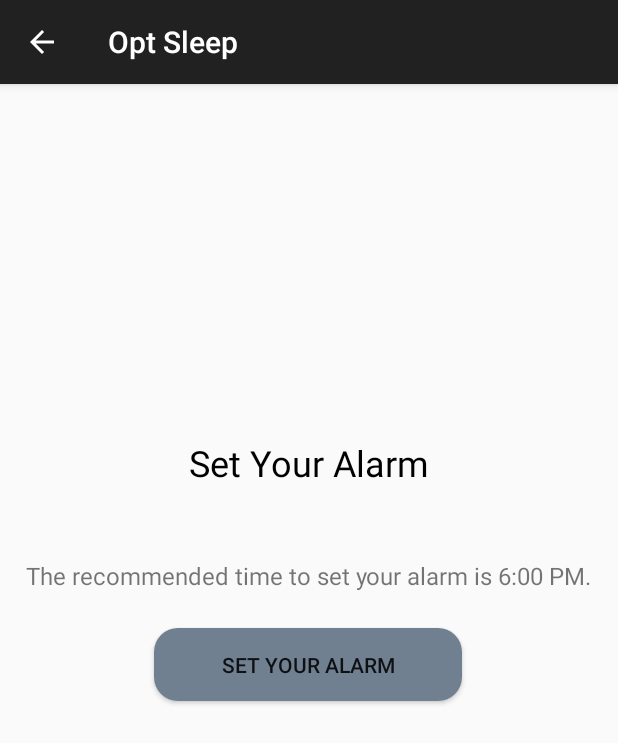
After one commit to Akhil8176/CS639-Team12, an Android app built with Jetpack Compose: the SmartAlarmActivity screen opened directly, with no data from a screen before it, on a phone screen of 412 x 824 dp. The commit adds this screen. Shown: the top 743 px of the screen. Run offline under Robolectric (Android 15) with nearby library versions, the light colour scheme and no system bars.

Commit message:
code update

```diff
--- a/OptSleep/app/build.gradle.kts
+++ b/OptSleep/app/build.gradle.kts
@@ -56,6 +56,7 @@ dependencies {
     implementation(libs.androidx.ui.tooling.preview)
     implementation(libs.androidx.material3)
     implementation(libs.androidx.appcompat)
+    implementation(libs.material)
     testImplementation(libs.junit)
     androidTestImplementation(libs.androidx.junit)
     androidTestImplementation(libs.androidx.espresso.core)
--- a/OptSleep/app/src/main/AndroidManifest.xml
+++ b/OptSleep/app/src/main/AndroidManifest.xml
@@ -20,6 +20,7 @@
         <meta-data
             android:name="com.google.android.gms.fitness.APP_ID"
             android:value="@string/google_app_id" />
+        <activity android:name=".SmartAlarmActivity"></activity>
         <activity android:name=".LoginActivity"></activity>
         <activity
             android:name=".MainActivity"
--- /dev/null
+++ b/OptSleep/app/src/main/java/com/sathvika/optsleep/SmartAlarmActivity.kt
@@ -0,0 +1,79 @@
+package com.sathvika.optsleep
+
+import android.annotation.SuppressLint
+import android.app.TimePickerDialog
+import android.os.Bundle
+import android.view.Menu
+import android.view.MenuItem
+import android.widget.Button
+import android.widget.TextView
+import android.widget.Toast
+import androidx.activity.enableEdgeToEdge
+import androidx.appcompat.app.AppCompatActivity
+import androidx.core.view.ViewCompat
+import androidx.core.view.WindowInsetsCompat
+import java.util.Calendar
+
+@Suppress("DEPRECATION")
+class SmartAlarmActivity : AppCompatActivity() {
+
+    @SuppressLint("SetTextI18n")
+    override fun onCreate(savedInstanceState: Bundle?) {
+        super.onCreate(savedInstanceState)
+        enableEdgeToEdge()
+        setContentView(R.layout.activity_smart_alarm)
+
+        ViewCompat.setOnApplyWindowInsetsListener(findViewById(R.id.main)) { v, insets ->
+            val systemBars = insets.getInsets(WindowInsetsCompat.Type.systemBars())
+            v.setPadding(systemBars.left, systemBars.top, systemBars.right, systemBars.bottom)
+            insets
+        }
+
+        val calendar = Calendar.getInstance()
+        val currentHour = calendar.get(Calendar.HOUR_OF_DAY)
+        val currentMinute = calendar.get(Calendar.MINUTE)
+
+        val recommendedHour = (currentHour + 8) % 24
+        val recommendedAmPm = if (recommendedHour < 12) "AM" else "PM"
+        val displayHour = if (recommendedHour == 0 || recommendedHour == 12) 12 else recommendedHour % 12
+
+
+        val recommendationText: TextView = findViewById(R.id.recommendationText)
+        recommendationText.text = "The recommended time to set your alarm is $displayHour:00 $recommendedAmPm."
+
+        val setAlarmButton: Button = findViewById(R.id.setAlarmButton)
+        setAlarmButton.setOnClickListener {
+            TimePickerDialog(
+                this,
+                { _, hour, minute ->
+                    val amPm = if (hour < 12) "AM" else "PM"
+                    val alarmHour = if (hour == 0 || hour == 12) 12 else hour % 12
+                    Toast.makeText(
+                        this,
+                        "Alarm set for $alarmHour:${minute.toString().padStart(2, '0')} $amPm",
+                        Toast.LENGTH_SHORT
+                    ).show()
+                },
+                currentHour,
+                currentMinute,
+                false // Use 12-hour format
+            ).show()
+        }
+    }
+
+    override fun onOptionsItemSelected(item: MenuItem): Boolean {
+        return when (item.itemId) {
+            android.R.id.home -> {
+                onBackPressed()
+                true
+            }
+            else -> super.onOptionsItemSelected(item)
+        }
+    }
+
+    override fun onCreateOptionsMenu(menu: Menu?): Boolean {
+
+        supportActionBar?.setDisplayHomeAsUpEnabled(true)
+        return true
+    }
+}
--- /dev/null
+++ b/OptSleep/app/src/main/res/layout/activity_smart_alarm.xml
@@ -0,0 +1,53 @@
+<?xml version="1.0" encoding="utf-8"?>
+<androidx.constraintlayout.widget.ConstraintLayout xmlns:android="http://schemas.android.com/apk/res/android"
+    xmlns:app="http://schemas.android.com/apk/res-auto"
+    xmlns:tools="http://schemas.android.com/tools"
+    android:id="@+id/main"
+    android:layout_width="match_parent"
+    android:layout_height="match_parent"
+    tools:context=".SmartAlarmActivity"
+    android:padding="16dp">
+
+    <!-- Title -->
+
+    <!-- Recommended Alarm Time -->
+
+    <!-- Set Alarm Button -->
+
+    <TextView
+        android:id="@+id/screenTitle"
+        android:layout_width="wrap_content"
+        android:layout_height="wrap_content"
+        android:layout_marginTop="236dp"
+        android:text="Set Your Alarm"
+        android:textColor="@android:color/black"
+        android:textSize="24sp"
+        app:layout_constraintEnd_toEndOf="parent"
+        app:layout_constraintStart_toStartOf="parent"
+        app:layout_constraintTop_toTopOf="parent" />
+
+    <TextView
+        android:id="@+id/recommendationText"
+        android:layout_width="wrap_content"
+        android:layout_height="wrap_content"
+        android:layout_marginTop="48dp"
+        android:text="The recommended time to set your alarm is:"
+        android:textSize="16sp"
+        app:layout_constraintEnd_toEndOf="parent"
+        app:layout_constraintHorizontal_bias="0.492"
+        app:layout_constraintStart_toStartOf="parent"
+        app:layout_constraintTop_toBottomOf="@id/screenTitle" />
+
+    <Button
+        android:id="@+id/setAlarmButton"
+        android:layout_width="wrap_content"
+        android:layout_height="wrap_content"
+        android:layout_marginTop="24dp"
+        android:background="@drawable/rounded_button"
+        android:text="Set Your Alarm"
+        app:layout_constraintEnd_toEndOf="parent"
+        app:layout_constraintHorizontal_bias="0.497"
+        app:layout_constraintStart_toStartOf="parent"
+        app:layout_constraintTop_toBottomOf="@id/recommendationText" />
+
+</androidx.constraintlayout.widget.ConstraintLayout>
--- a/OptSleep/app/src/main/res/values/strings.xml
+++ b/OptSleep/app/src/main/res/values/strings.xml
@@ -10,4 +10,7 @@
     <string name="sleep_score">Sleep Score:</string>
     <string name="recommendations">Recommendations:</string>
     <string name="smart_alarm">Smart Alarm</string>
+    <string name="total_sleep_data">Total Sleep Data</string>
+    <string name="set_alaram">SET ALARAM</string>
+    <string name="refetch">REFETCH</string>
 </resources>
--- a/OptSleep/gradle/libs.versions.toml
+++ b/OptSleep/gradle/libs.versions.toml
@@ -11,6 +11,7 @@ activityCompose = "1.9.3"
 composeBom = "2024.11.00"
 googlefit = "21.2.0"
 appcompat = "1.7.0"
+material = "1.12.0"
 
 
 
@@ -34,6 +35,7 @@ androidx-ui-test-junit4 = { group = "androidx.compose.ui", name = "ui-test-junit
 androidx-material3 = { group = "androidx.compose.material3", name = "material3" }
 androidx-appcompat = { group = "androidx.appcompat", name = "appcompat", version.ref = "appcompat" }
 play-services-auth = { module = "com.google.android.gms:play-services-auth", version.ref = "googlefit" }
+material = { group = "com.google.android.material", name = "material", version.ref = "material" }
 
 
 [plugins]
```
Also changed, not shown: OptSleep/app/src/main/java/com/sathvika/optsleep/LoginActivity.kt (+0 -24 lines), OptSleep/app/src/main/java/com/sathvika/optsleep/MainActivity.kt (+82 -1 lines), OptSleep/app/src/main/res/layout/activity_main.xml (+25 -1 lines), OptSleep/app/src/main/res/layout/activity_signup.xml (deleted, +0 -89 lines), OptSleep/app/src/main/res/menu/menu_smart_alarm.xml (added, +11 -0 lines), OptSleep/app/src/main/res/menu/menu_main.xml (line endings or trailing spaces), 7 other files.
